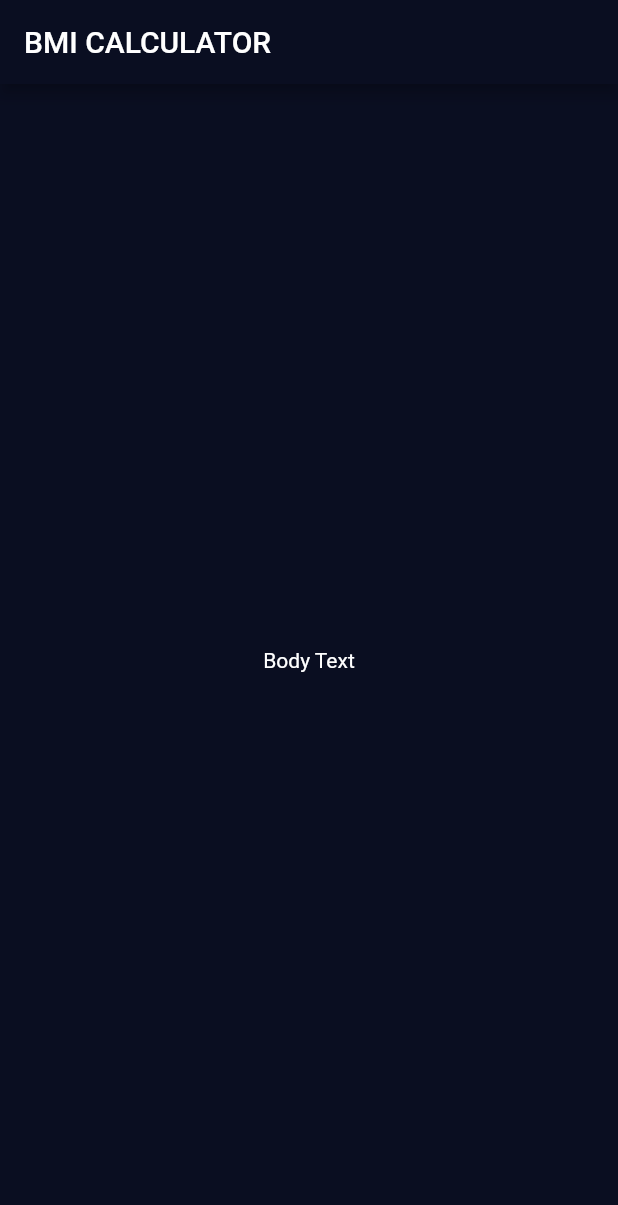
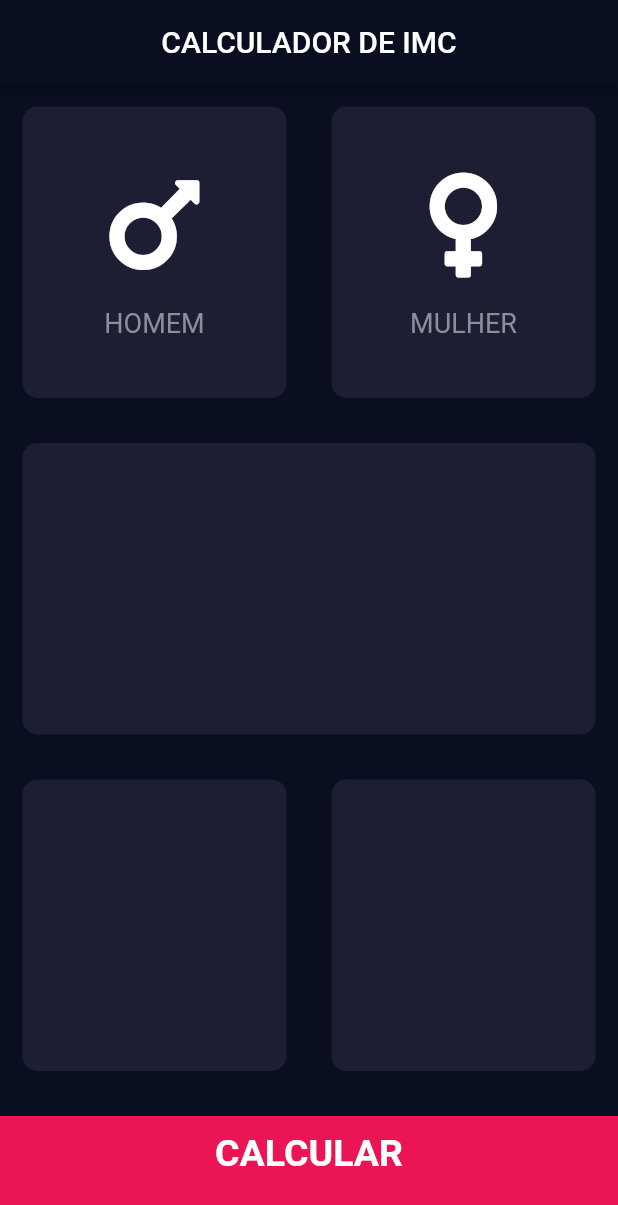
Before and after one commit to lincolnarrais/Calculadora_IMC, a Flutter app: the screen it shows after launch, on a phone screen of 412 x 824 dp. Shown: the top 1205 px of the screen. Run offline on Flutter 3.47's test engine with Material 2 defaults, Android fonts, the phone set to English and light mode, and no system bars; our stand-ins replace font_awesome_flutter.

```diff
--- /dev/null
+++ b/lib/gender_card_content.dart
@@ -0,0 +1,33 @@
+import 'package:flutter/material.dart';
+import 'package:font_awesome_flutter/font_awesome_flutter.dart';
+
+class GenderCardContent extends StatelessWidget {
+  final IconData iconData;
+  final String label;
+
+  GenderCardContent({
+    @required this.iconData,
+    @required this.label,
+  });
+
+  @override
+  Widget build(BuildContext context) {
+    return Column(
+      mainAxisAlignment: MainAxisAlignment.center,
+      children: <Widget>[
+        FaIcon(
+          iconData,
+          size: 80,
+        ),
+        SizedBox(height: 15),
+        Text(
+          label,
+          style: TextStyle(
+            fontSize: 18,
+            color: Color(0xFF8D8E98),
+          ),
+        ),
+      ],
+    );
+  }
+}
--- a/lib/input_page.dart
+++ b/lib/input_page.dart
@@ -1,4 +1,11 @@
 import 'package:flutter/material.dart';
+import 'package:font_awesome_flutter/font_awesome_flutter.dart';
+
+import 'gender_card_content.dart';
+import 'reusable_card.dart';
+
+const double bottomContainerHeight = 80;
+const Color bottomContainerColor = Color(0xFFEB1555);
 
 class InputPage extends StatefulWidget {
   @override
@@ -10,10 +17,64 @@ class _InputPageState extends State<InputPage> {
   Widget build(BuildContext context) {
     return Scaffold(
       appBar: AppBar(
-        title: Text('BMI CALCULATOR'),
+        title: Text('CALCULADOR DE IMC'),
+        centerTitle: true,
       ),
-      body: Center(
-        child: Text('Body Text'),
+      body: Column(
+        children: <Widget>[
+          Expanded(
+            child: Row(
+              children: <Widget>[
+                Expanded(
+                  child: ReusableCard(
+                    child: GenderCardContent(
+                      iconData: FontAwesomeIcons.mars,
+                      label: 'HOMEM',
+                    ),
+                  ),
+                ),
+                Expanded(
+                  child: ReusableCard(
+                    child: GenderCardContent(
+                      iconData: FontAwesomeIcons.venus,
+                      label: 'MULHER',
+                    ),
+                  ),
+                ),
+              ],
+            ),
+          ),
+          Expanded(
+            child: ReusableCard(),
+          ),
+          Expanded(
+            child: Row(
+              children: <Widget>[
+                Expanded(
+                  child: ReusableCard(),
+                ),
+                Expanded(
+                  child: ReusableCard(),
+                ),
+              ],
+            ),
+          ),
+          Container(
+            margin: EdgeInsets.only(top: 15),
+            padding: EdgeInsets.only(top: 10),
+            height: bottomContainerHeight,
+            width: double.infinity,
+            color: bottomContainerColor,
+            child: Text(
+              'CALCULAR',
+              style: TextStyle(
+                fontSize: 25,
+                fontWeight: FontWeight.bold,
+              ),
+              textAlign: TextAlign.center,
+            ),
+          ),
+        ],
       ),
     );
   }
--- /dev/null
+++ b/lib/reusable_card.dart
@@ -0,0 +1,25 @@
+import 'package:flutter/material.dart';
+
+const Color cardDefaultColor = Color(0xFF1D1E33);
+
+class ReusableCard extends StatelessWidget {
+  final Color color;
+  final child;
+
+  ReusableCard({
+    this.color = cardDefaultColor,
+    this.child,
+  });
+
+  @override
+  Widget build(BuildContext context) {
+    return Container(
+      margin: const EdgeInsets.all(15),
+      decoration: BoxDecoration(
+        color: color,
+        borderRadius: BorderRadius.circular(10),
+      ),
+      child: child,
+    );
+  }
+}
--- a/pubspec.yaml
+++ b/pubspec.yaml
@@ -11,6 +11,7 @@ dependencies:
     sdk: flutter
 
   cupertino_icons: ^0.1.2
+  font_awesome_flutter: ^8.8.1
 
 dev_dependencies:
   flutter_test:
```
